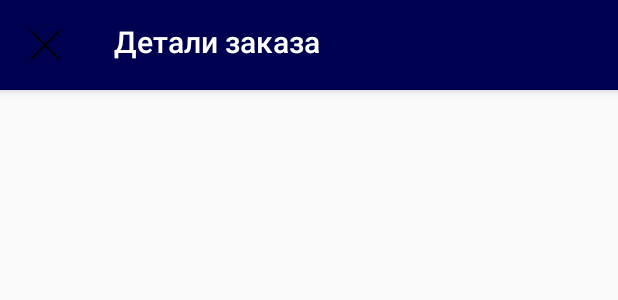
After one commit to daniaro/gruzovoz, an Android app: the layout activity_detail.xml on its own in the app's theme, with its tools: preview values and no code run, on a phone screen of 412 x 824 dp. The commit adds this screen. Shown: the top 300 px of the screen. Run offline under Robolectric (Android 15) with nearby library versions, the phone set to English and light mode, and no system bars; Roboto replaces fonts that are not available here.

Commit message:
added details xml

```diff
--- a/app/src/main/AndroidManifest.xml
+++ b/app/src/main/AndroidManifest.xml
@@ -9,6 +9,8 @@
         android:roundIcon="@mipmap/ic_launcher_round"
         android:supportsRtl="true"
         android:theme="@style/AppTheme">
+        <activity android:name=".details.CallActivity"></activity>
+        <activity android:name=".details.DetailActivity" />
         <activity
             android:name=".BaseActivity"
             android:label="@string/app_name">
--- a/app/src/main/java/kg/gruzovoz/history/fragments/ActiveFragment.java
+++ b/app/src/main/java/kg/gruzovoz/history/fragments/ActiveFragment.java
@@ -1,6 +1,7 @@
 package kg.gruzovoz.history.fragments;
 
 
+import android.content.Intent;
 import android.os.Bundle;
 
 import androidx.fragment.app.Fragment;
@@ -26,7 +27,10 @@ public class ActiveFragment extends Fragment {
     public View onCreateView(LayoutInflater inflater, ViewGroup container,
                              Bundle savedInstanceState) {
         // Inflate the layout for this fragment
-        return inflater.inflate(R.layout.fragment_active, container, false);
+          View rootView  = inflater.inflate(R.layout.fragment_active, container, false);
+
+
+        return rootView;
     }
 
 }
--- /dev/null
+++ b/app/src/main/res/drawable/ic_multiplication.xml
@@ -0,0 +1,9 @@
+<vector xmlns:android="http://schemas.android.com/apk/res/android"
+    android:width="512dp"
+    android:height="512dp"
+    android:viewportWidth="512"
+    android:viewportHeight="512">
+  <path
+      android:fillColor="#FF000000"
+      android:pathData="M512,22.252l-22.253,-22.251l-233.812,233.81l-233.682,-233.672l-22.253,22.251l233.682,233.674l-233.682,233.684l22.253,22.251l233.682,-233.68l233.689,233.68l22.253,-22.251l-233.689,-233.684z"/>
+</vector>
--- /dev/null
+++ b/app/src/main/res/layout/activity_detail.xml
@@ -0,0 +1,45 @@
+<?xml version="1.0" encoding="utf-8"?>
+<LinearLayout xmlns:android="http://schemas.android.com/apk/res/android"
+    xmlns:app="http://schemas.android.com/apk/res-auto"
+    xmlns:tools="http://schemas.android.com/tools"
+    android:layout_width="match_parent"
+    android:layout_height="match_parent"
+    android:orientation="vertical"
+    tools:context=".details.DetailActivity">
+
+    <com.google.android.material.appbar.AppBarLayout
+        android:id="@+id/appBarLayout"
+        android:layout_width="match_parent"
+        android:layout_height="wrap_content"
+        app:layout_constraintTop_toTopOf="parent"
+        app:layout_constraintStart_toStartOf="parent">
+        <LinearLayout
+            android:layout_width="match_parent"
+            android:layout_height="match_parent"
+            android:orientation="horizontal">
+
+        <ImageView
+            android:layout_width="20dp"
+            android:layout_height="20dp"
+            android:layout_margin="20dp"
+            app:srcCompat="@drawable/ic_multiplication">
+
+        </ImageView>
+
+        <androidx.appcompat.widget.Toolbar
+            android:id="@+id/app_bar"
+            android:layout_width="match_parent"
+            android:layout_height="?attr/actionBarSize"
+            app:title="@string/title_detail"
+            android:fontFamily="serif"
+            app:titleTextColor="@color/colorAccent">
+
+        </androidx.appcompat.widget.Toolbar>
+        </LinearLayout>
+
+
+    </com.google.android.material.appbar.AppBarLayout>
+
+
+
+</LinearLayout>
--- a/app/src/main/res/values/colors.xml
+++ b/app/src/main/res/values/colors.xml
@@ -1,8 +1,11 @@
 <?xml version="1.0" encoding="utf-8"?>
 <resources>
-    <color name="colorPrimary">#000040</color>
-    <color name="colorPrimaryDark">#00574B</color>
+    <color name="colorPrimary">#000051</color>
+    <color name="colorPrimaryDark">#000040 </color>
     <color name="colorAccent">#FFFFFF</color>
     <color name="textColorPrimary">#A29B9B</color>
     <color name="backgroundColorPrimary">#F5F5F6</color>
+    <color name="blackTextColor">#000000</color>
+    <color name="callButtonColor">#148629</color>
+    <color name="yellowButtonColor">#f8c602</color>
 </resources>
--- a/app/src/main/res/values/dimens.xml
+++ b/app/src/main/res/values/dimens.xml
@@ -8,4 +8,5 @@
     <dimen name="main_address_text_size">14sp</dimen>
     <dimen name="main_payment_text_size">12sp</dimen>
     <dimen name="text_margin">16dp</dimen>
+    <dimen name="fab_margin">16dp</dimen>
 </resources>
```
Also changed, not shown: app/src/main/java/kg/gruzovoz/details/CallActivity.java (added, +16 -0 lines), app/src/main/java/kg/gruzovoz/details/DetailActivity.java (added, +16 -0 lines), app/src/main/res/drawable/call_rounded_button.xml (added, +9 -0 lines), app/src/main/res/drawable/ic_checked.xml (added, +12 -0 lines), app/src/main/res/drawable/red_rounded_button.xml (added, +9 -0 lines), app/src/main/res/drawable/yellow_rounded_button.xml (added, +9 -0 lines), app/src/main/res/layout/activity_call2.xml (added, +85 -0 lines), app/src/main/res/values/strings.xml (+7 -1 lines), app/src/main/res/values/styles.xml (+9 -0 lines).
